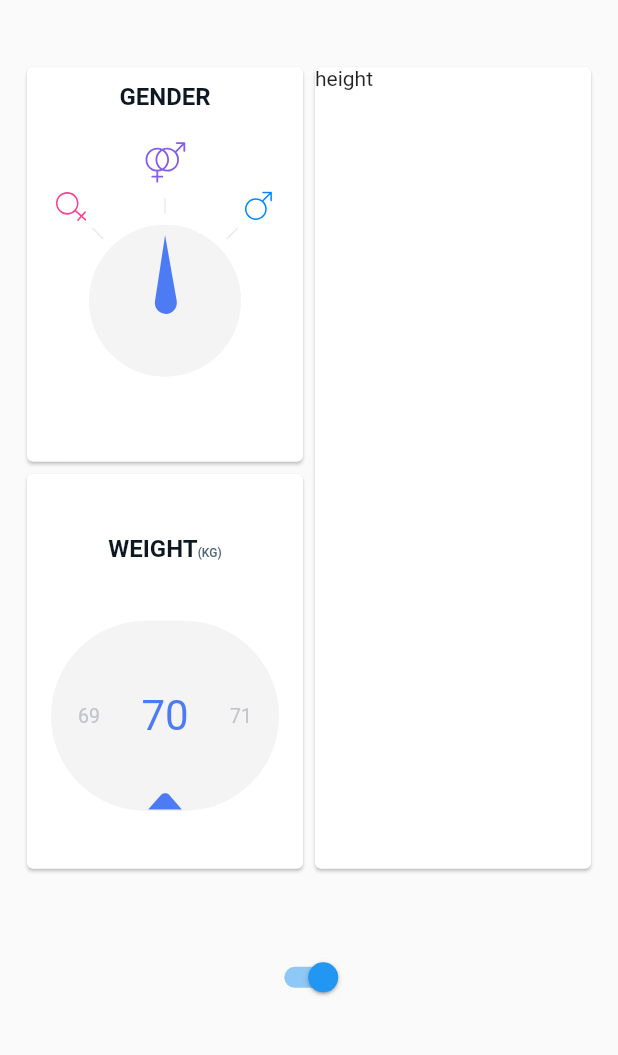
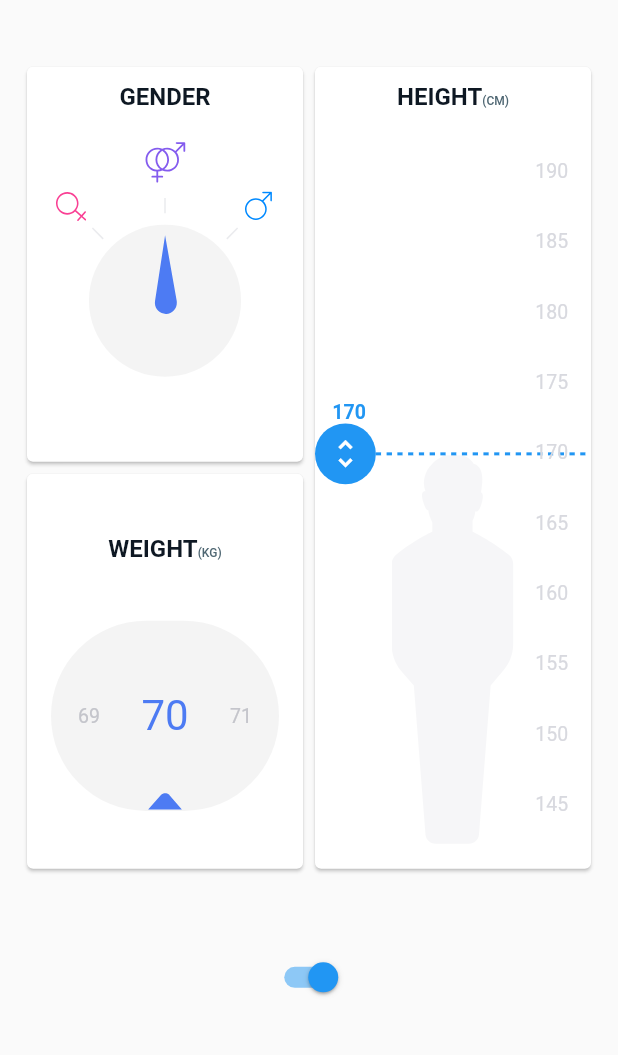
Before and after one commit to sxillocc/Hands-on-with-Flutter, a Flutter app: the screen it shows after launch, on a phone screen of 412 x 824 dp, the part 156-1211 px from its top. Run offline on Flutter 3.47's test engine with Material 2 defaults, Android fonts, the light colour scheme and no system bars; our stand-ins replace cloud_firestore, flutter_svg, google_maps_flutter; accounts and stored records are empty; generated files the repository leaves out were written again.

Commit message:
Height Completed

```diff
--- /dev/null
+++ b/bmi_calculator/lib/height_card.dart
@@ -0,0 +1,66 @@
+import 'package:flutter/material.dart';
+import 'package:bmi_calculator/widget_utils.dart';
+import 'package:bmi_calculator/card_title.dart';
+import 'package:bmi_calculator/height_style.dart';
+import 'package:bmi_calculator/height_picker.dart';
+
+class HeightCard extends StatefulWidget {
+  final int height;
+
+  HeightCard({this.height, Key key}) : super(key: key);
+
+  @override
+  _HeightCardState createState() => _HeightCardState();
+}
+
+class _HeightCardState extends State<HeightCard> {
+  int height;
+
+  void initState(){
+    super.initState();
+    height = widget.height ?? 170 ;
+  }
+
+  @override
+  Widget build(BuildContext context) {
+    return Card(
+      child: Padding(
+        padding: EdgeInsets.only(top: ScreenAwareSize(8.0, context)),
+        child: Column(
+          children: <Widget>[
+            CardTitle("HEIGHT",subtitle:"(CM)"),
+            Expanded(
+                child: Padding(
+                padding: EdgeInsets.only(bottom: ScreenAwareSize(12.0, context)),
+                child: LayoutBuilder(
+                  builder: (context,constraints){
+                    return HeightPicker(
+                      widgetHeight: constraints.maxHeight,
+                      height: height,
+                      onChanged: (val) => setState(() => height = val),
+                    );
+                  },
+                ),
+              ),
+            )
+          ],
+        ),
+      ),
+    );
+  }
+}
+
+  // final int maxHeight;
+  // final int minHeight;
+  // final int widgetHeight;
+  // final int height;
+  // final ValueChanged<int> onChanged;
+
+  // HeightCard({
+  //   Key key,
+  //   this.height,
+  //   this.widgetHeight,
+  //   this.minHeight = 145,
+  //   this.maxHeight = 190,
+  //   this.onChanged
+  // }) : super(key: key);
--- /dev/null
+++ b/bmi_calculator/lib/height_picker.dart
@@ -0,0 +1,148 @@
+import 'package:flutter/material.dart';
+import 'package:bmi_calculator/widget_utils.dart';
+import 'package:bmi_calculator/height_style.dart';
+import 'package:bmi_calculator/height_slider.dart';
+import 'package:flutter_svg/flutter_svg.dart';
+import 'dart:math' as math;
+
+class HeightPicker extends StatefulWidget {
+
+  final int maxHeight;
+  final int minHeight;
+  final double widgetHeight;
+  final int height;
+  final ValueChanged<int> onChanged;
+
+  HeightPicker({
+    Key key,
+    this.height,
+    this.widgetHeight,
+    this.minHeight = 145,
+    this.maxHeight = 190,
+    this.onChanged
+  }) : super(key: key);
+
+  int get totalUnits => maxHeight - minHeight;
+
+  @override
+  _HeightPickerState createState() => _HeightPickerState();
+}
+
+class _HeightPickerState extends State<HeightPicker> {
+
+  double get _pixelsPerUnit{
+    return _sliderRange / widget.totalUnits;
+  }
+
+  double get _sliderPostion{
+    double halfOfBottomLabel = labelsFontSize / 2;
+    int unitsFromBottom = widget.height - widget.minHeight;
+    double marginBottom = marginBottomAdapted(context);
+    return halfOfBottomLabel + marginBottom + unitsFromBottom * _pixelsPerUnit - (circleSizeAdapted(context)/2 + 1);
+  }
+
+  double get _sliderRange {
+    double totalHeight = widget.widgetHeight;
+    double marginTop = marginTopAdapted(context);
+    double marginBottom = marginBottomAdapted(context);
+    double fontSize = labelsFontSize;
+
+    return totalHeight - (marginTop + marginBottom + fontSize);
+  }
+
+  @override
+  Widget build(BuildContext context) {
+    return GestureDetector(
+      behavior: HitTestBehavior.translucent,
+      onTapDown: _onTapDown,
+      onVerticalDragStart: _onDragStart,
+      onVerticalDragUpdate: _onDragUpdate,
+      child: Stack(
+        children: <Widget>[
+          _drawPersonImage(),
+          _drawSlider(),
+          _drawLabels(),
+        ],
+      ),
+    );
+  }
+
+  _onTapDown(TapDownDetails tapDownDetails){
+    int height = _globalOffsetToHeight(tapDownDetails.globalPosition);
+    // print("height = $height \n");
+    widget.onChanged(_normalizeHeight(height));
+  }
+
+  int _normalizeHeight(int height){
+    return math.max(widget.minHeight, math.min(widget.maxHeight, height));
+  }
+
+  int _globalOffsetToHeight(Offset globalOffset){
+    RenderBox getBox = context.findRenderObject();
+    Offset localOffset = getBox.globalToLocal(globalOffset);
+    double dy = localOffset.dy;
+    dy = widget.widgetHeight - dy - marginBottomAdapted(context) - labelsFontSize/2;
+    return widget.minHeight + dy ~/ _pixelsPerUnit ;
+  }
+
+  _onDragStart(DragStartDetails dragStartDetails){
+    int height = _globalOffsetToHeight(dragStartDetails.globalPosition);
+    height = _normalizeHeight(height);
+    widget.onChanged(height);
+  }
+
+  _onDragUpdate(DragUpdateDetails dragUpdateDetails){
+    int height = _globalOffsetToHeight(dragUpdateDetails.globalPosition);
+    height = _normalizeHeight(height);
+    widget.onChanged(height);
+    // print("height = $height");
+  }
+
+  Widget _drawLabels(){
+    int itemCount = widget.totalUnits ~/ 5 + 1;
+    List<Widget> labels = List.generate(
+      itemCount, (index){
+        return Text(
+          "${widget.maxHeight - 5*index}",
+          style: labelsTextStyle,
+        );
+      });
+    return Align(
+      alignment: Alignment.centerRight,
+      child: IgnorePointer(
+        child: Padding(
+          padding: EdgeInsets.only(
+            right: ScreenAwareSize(12.0, context),
+            top: marginTopAdapted(context),
+            bottom: marginBottomAdapted(context)
+          ),
+          child: Column(
+            mainAxisAlignment: MainAxisAlignment.spaceBetween,
+            children: labels
+          ),
+        ),
+      ),
+    );
+  }
+
+  Widget _drawSlider(){
+    return Positioned(
+      child: HeightSlider(height: widget.height,),
+      left: 0.0,
+      right: 0.0,
+      bottom: _sliderPostion,
+    );
+  }
+
+  Widget _drawPersonImage(){
+    double personImageHeight = _sliderPostion + marginBottomAdapted(context);
+    return Align(
+      alignment: Alignment.bottomCenter,
+      child: SvgPicture.asset(
+        "images/person.svg",
+        height: personImageHeight,
+        width: personImageHeight/3,
+      ),
+    );
+  }
+}
--- /dev/null
+++ b/bmi_calculator/lib/height_slider.dart
@@ -0,0 +1,92 @@
+import 'package:flutter/material.dart';
+import 'package:bmi_calculator/widget_utils.dart';
+import 'package:bmi_calculator/height_style.dart';
+
+class HeightSlider extends StatelessWidget {
+  final int height;
+
+  const HeightSlider({this.height, Key key}): super(key: key);
+
+  @override
+  Widget build(BuildContext context) {
+    return IgnorePointer(
+      child: Column(
+        crossAxisAlignment: CrossAxisAlignment.start,
+        children: <Widget>[
+          SliderLabel(height: height),
+          Row(
+            children: <Widget>[
+              SliderCircle(),
+              Expanded(child: SliderLine(),)
+            ],
+          )
+        ],
+      ),
+    );
+  }
+}
+
+class SliderLine extends StatelessWidget {
+  @override
+  Widget build(BuildContext context) {
+    return Row(
+      mainAxisAlignment: MainAxisAlignment.spaceEvenly,
+      mainAxisSize: MainAxisSize.max,
+      children: List.generate(
+        40,(index)=>
+          Expanded(
+            child: Container(
+              height: 2.0,
+              decoration: BoxDecoration(
+                color: index.isEven
+                     ? Colors.blue
+                     : Colors.white
+              ),
+            ),
+          )
+
+      ),
+    );
+  }
+}
+
+class SliderCircle extends StatelessWidget {
+  @override
+  Widget build(BuildContext context) {
+    return Container(
+      width: circleSizeAdapted(context),
+      height: circleSizeAdapted(context),
+      decoration: BoxDecoration(
+        color: Colors.blue,
+        shape: BoxShape.circle
+      ),
+      child: Icon(
+        Icons.unfold_more,
+        color: Colors.white,
+        size: 0.6 * circleSizeAdapted(context),
+      ),
+    );
+  }
+}
+
+class SliderLabel extends StatelessWidget {
+  final int height;
+
+  SliderLabel({this.height, Key key}) : super(key: key);
+
+  @override
+  Widget build(BuildContext context) {
+    double circlePaddingLeft = circleSizeAdapted(context) - 2 * labelsFontSize  - 3;
+    return Container(
+      child: Padding(
+        padding: EdgeInsets.only(
+          left: circlePaddingLeft,
+        ),
+        child: Text(
+          "$height",
+          style: TextStyle(fontSize: labelsFontSize,color: Colors.blue, fontWeight: FontWeight.w600),
+        ),
+      )
+    );
+  }
+}
--- /dev/null
+++ b/bmi_calculator/lib/height_style.dart
@@ -0,0 +1,23 @@
+import 'package:bmi_calculator/widget_utils.dart';
+import 'package:flutter/material.dart';
+
+// export 'package:bmi_calculator/styles.dart';
+
+double marginBottomAdapted(BuildContext context) => ScreenAwareSize(marginBottom, context);
+
+double marginTopAdapted(BuildContext context) => ScreenAwareSize(marginTop, context);
+
+double circleSizeAdapted(BuildContext context) =>
+    ScreenAwareSize(circleSize, context);
+
+
+const TextStyle labelsTextStyle = const TextStyle(
+  color: labelsGrey,
+  fontSize: labelsFontSize,
+);
+
+const double circleSize = 32.0;
+const double marginBottom = 16.0;
+const double marginTop = 26.0;
+const double labelsFontSize = 13.0;
+const Color labelsGrey = const Color.fromRGBO(216, 217, 223, 1.0);
--- a/bmi_calculator/lib/input_page/input_page.dart
+++ b/bmi_calculator/lib/input_page/input_page.dart
@@ -2,6 +2,7 @@ import 'package:flutter/material.dart';
 import 'package:bmi_calculator/widget_utils.dart' as sizeObject;
 import 'package:bmi_calculator/gender_card.dart';
 import 'package:bmi_calculator/weight_card.dart';
+import 'package:bmi_calculator/height_card.dart';
 
 class InputPage extends StatelessWidget {
   @override
@@ -51,7 +52,7 @@ class InputPage extends StatelessWidget {
               ],
             ),
           ),
-          Expanded(child: _tempCard("height"),)
+          Expanded(child: HeightCard(),)
         ],
       ),
     );
--- a/bmi_calculator/lib/weight_slider.dart
+++ b/bmi_calculator/lib/weight_slider.dart
@@ -86,8 +86,8 @@ class WeightSlider extends StatelessWidget {
   }
 
   void _animateTo(int valueToSelect, {int durationMillis = 200}){
-    if(durationMillis == 50)
-      print('onTap function called with itemValue = $valueToSelect \n');
+    // if(durationMillis == 50)
+    //   print('onTap function called with itemValue = $valueToSelect \n');
     double targetExtent = (valueToSelect - minValue) * itemExtent;
     scrollController.animateTo(
       targetExtent,
```
